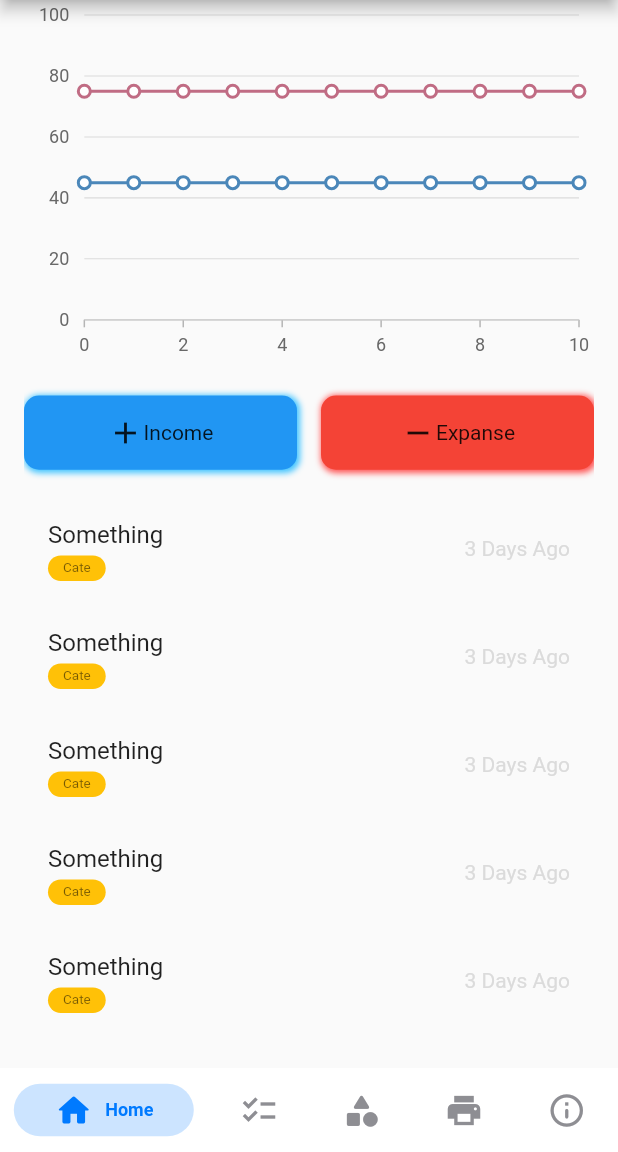
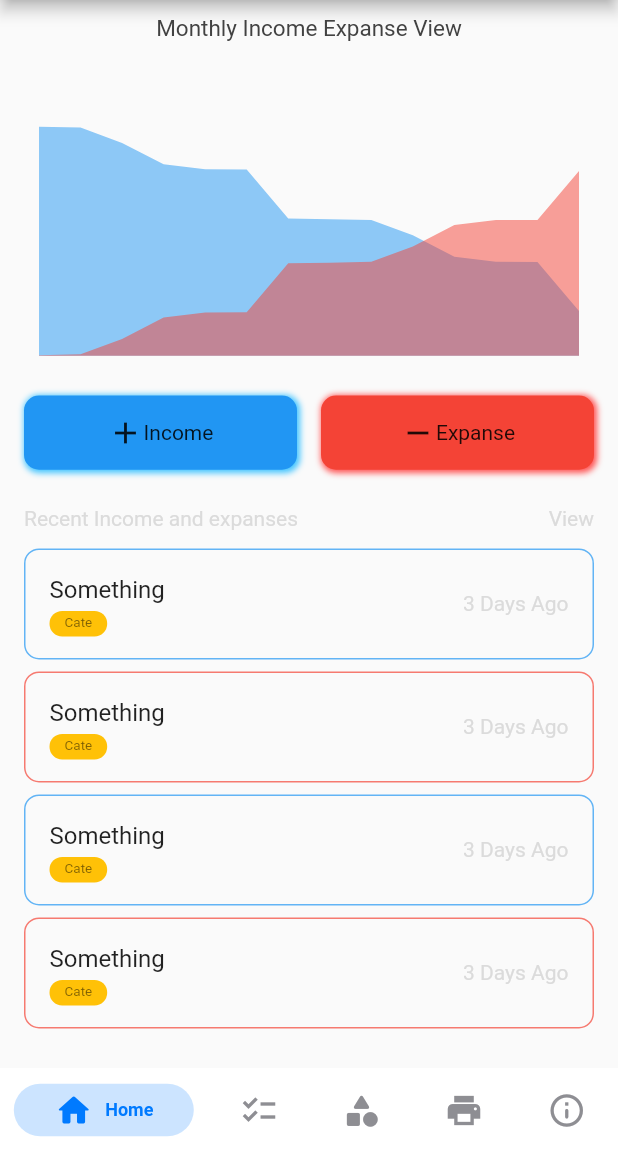
Before and after one commit to shamrat1/expanse_manager_app, a Flutter app: the screen it shows after launch, on a phone screen of 412 x 824 dp, the part 84-1236 px from its top. Run offline on Flutter 3.47's test engine with Material 2 defaults, Android fonts, the phone set to English and light mode, and no system bars; drawn by our look-alikes of persistent_bottom_nav_bar; our stand-ins replace get, syncfusion_flutter_charts.

Commit message:
Design update

```diff
--- a/lib/views/screens/home_page.dart
+++ b/lib/views/screens/home_page.dart
@@ -1,7 +1,10 @@
 import 'dart:math';
 
 import 'package:expanse_manager/app/controllers/HomeController.dart';
+import 'package:expanse_manager/views/screens/todo.dart';
+import 'package:expanse_manager/views/screens/transactions_page.dart';
 import 'package:expanse_manager/views/widgets/custom_appbar.dart';
+import 'package:expanse_manager/views/widgets/transaction_item_tile.dart';
 import 'package:flutter/material.dart';
 import 'package:get/get.dart';
 import 'package:syncfusion_flutter_charts/charts.dart';
@@ -45,6 +48,7 @@ class _HomePageState extends State<HomePage> {
                 Container(
                   height: Get.height * .30,
                   width: Get.width,
+                  // color: Colors.amber,
                   child: _buildAnimationSplineChart(),
                 ),
                 Container(
@@ -112,40 +116,46 @@ class _HomePageState extends State<HomePage> {
                   }),
                 ),
                 Container(
-                    height:
-                        Get.height * .60 - MediaQuery.of(context).padding.top,
+                  margin: EdgeInsets.symmetric(vertical: 8),
+                  child: Row(
+                    mainAxisAlignment: MainAxisAlignment.spaceBetween,
+                    children: [
+                      const Text(
+                        "Recent Income and expanses",
+                        style: TextStyle(
+                          color: Color(0xffdbdbdb),
+                          fontSize: 14,
+                        ),
+                      ),
+                      InkWell(
+                        onTap: () => Get.to(TransactionsPage()),
+                        child: const Text(
+                          "View",
+                          style:
+                              TextStyle(color: Color(0xffdbdbdb), fontSize: 14),
+                        ),
+                      )
+                    ],
+                  ),
+                ),
+                Container(
+                  // height: Get.height * .60 - MediaQuery.of(context).padding.top,
                   width: Get.width,
                   // color: Colors.greenAccent,
-                    child: ListView.builder(
-                        itemCount: 5,
-                        itemBuilder: (context, index) {
-                          // ignore: prefer_const_constructors
-                          return ListTile(
-                            title: const Text("Something"),
-                            subtitle: Row(
+                  child: Column(
                     children: [
-                                Container(
-                                  padding: const EdgeInsets.symmetric(
-                                    vertical: 3,
-                                    horizontal: 10,
-                                  ),
-                                  decoration: BoxDecoration(
-                                    color: Colors.amber,
-                                    borderRadius: BorderRadius.circular(10),
-                                  ),
-                                  child: const Text(
-                                    "Cate",
-                                    style: TextStyle(fontSize: 9),
+                      for (var i = 0; i < 4; i++)
+                        Padding(
+                          padding: const EdgeInsets.symmetric(vertical: 4.0),
+                          child: TransactionItemTile(
+                            type: i % 2 == 0
+                                ? TransactionType.INCOME
+                                : TransactionType.EXPANSE,
                           ),
                         ),
                     ],
                   ),
-                            trailing: const Text(
-                              "3 Days Ago",
-                              style: TextStyle(color: Color(0xffdbdbdb)),
                 ),
-                          );
-                        })),
               ],
             ),
           );
@@ -154,40 +164,49 @@ class _HomePageState extends State<HomePage> {
     );
   }
 
-  /// get the random value
-  int _getRandomInt(int min, int max) {
-    final Random random = Random();
-    return min + random.nextInt(max - min);
-  }
-
   /// get the spline chart sample with dynamically updated data points.
   SfCartesianChart _buildAnimationSplineChart() {
     return SfCartesianChart(
       plotAreaBorderWidth: 0,
-        primaryXAxis:
-            NumericAxis(majorGridLines: const MajorGridLines(width: 0)),
+      // backgroundColor: Colors.amber,
+      title: ChartTitle(text: "Monthly Income Expanse View"),
+      primaryXAxis: NumericAxis(
+          majorGridLines: const MajorGridLines(width: 0), isVisible: false),
       primaryYAxis: NumericAxis(
         majorTickLines: const MajorTickLines(color: Colors.transparent),
         axisLine: const AxisLine(width: 0),
         minimum: 0,
-            maximum: 100),
-        series: _getDefaultSplineSeries());
+        maximum: 10000,
+        isVisible: false,
+      ),
+
+      // palette: [
+      //   Colors.blue.shade300,
+      //   Colors.red.shade300,
+      // ],
+      series: _getDefaultSplineSeries(),
+    );
   }
 
   /// get the spline series sample with dynamically updated data points.
-  List<SplineSeries<_ChartData, num>> _getDefaultSplineSeries() {
-    return <SplineSeries<_ChartData, num>>[
-      SplineSeries<_ChartData, num>(
+  List<AreaSeries<_ChartData, num>> _getDefaultSplineSeries() {
+    return <AreaSeries<_ChartData, num>>[
+      AreaSeries<_ChartData, num>(
+          color: Colors.blue.withOpacity(0.5),
           dataSource: _incomeData!,
           xValueMapper: (_ChartData sales, _) => sales.x,
           yValueMapper: (_ChartData sales, _) => sales.y,
-        markerSettings: const MarkerSettings(isVisible: true),
-      ),
-      SplineSeries<_ChartData, num>(
+          markerSettings: const MarkerSettings(isVisible: false),
+          onPointTap: (ChartPointDetails details) {
+            Get.snackbar("Income", details.pointIndex.toString(),
+                snackPosition: SnackPosition.BOTTOM);
+          }),
+      AreaSeries<_ChartData, num>(
+        color: Colors.red.withOpacity(0.5),
         dataSource: _expanseData!,
         xValueMapper: (_ChartData sales, _) => sales.x,
         yValueMapper: (_ChartData sales, _) => sales.y,
-        markerSettings: const MarkerSettings(isVisible: true),
+        markerSettings: const MarkerSettings(isVisible: false),
       ),
     ];
   }
@@ -201,13 +220,33 @@ class _HomePageState extends State<HomePage> {
 
   //Get the random data points
   void _getChartData() {
+    var income = 7500;
+    var expanses = [
+      20,
+      30,
+      500,
+      700,
+      163,
+      5,
+      1600,
+      20,
+      30,
+      500,
+      700,
+      163,
+      5,
+      1600
+    ];
+
     _incomeData = <_ChartData>[];
-    for (int i = 0; i < 11; i++) {
-      _incomeData!.add(_ChartData(i, _getRandomInt(15, 85)));
-    }
+    var totalExpanse = 0;
     _expanseData = <_ChartData>[];
-    for (int i = 0; i < 11; i++) {
-      _expanseData!.add(_ChartData(i, _getRandomInt(5, 80)));
+
+    for (int i = 0; i < expanses.length; i++) {
+      income = income - expanses[i];
+      totalExpanse += expanses[i];
+      _incomeData!.add(_ChartData(i, income));
+      _expanseData!.add(_ChartData(i, totalExpanse));
     }
   }
 }
--- /dev/null
+++ b/lib/views/widgets/transaction_item_tile.dart
@@ -0,0 +1,48 @@
+import 'package:flutter/material.dart';
+
+enum TransactionType { INCOME, EXPANSE }
+
+class TransactionItemTile extends StatelessWidget {
+  const TransactionItemTile({
+    Key? key,
+    required this.type,
+  }) : super(key: key);
+  final TransactionType type;
+
+  @override
+  Widget build(BuildContext context) {
+    return ListTile(
+      shape: RoundedRectangleBorder(
+        borderRadius: BorderRadius.circular(10),
+        side: BorderSide(
+          color: this.type == TransactionType.EXPANSE
+              ? Colors.red.withOpacity(0.7)
+              : Colors.blue.withOpacity(0.7),
+        ),
+      ),
+      title: const Text("Something"),
+      subtitle: Row(
+        children: [
+          Container(
+            padding: const EdgeInsets.symmetric(
+              vertical: 3,
+              horizontal: 10,
+            ),
+            decoration: BoxDecoration(
+              color: Colors.amber,
+              borderRadius: BorderRadius.circular(10),
+            ),
+            child: const Text(
+              "Cate",
+              style: TextStyle(fontSize: 9),
+            ),
+          ),
+        ],
+      ),
+      trailing: const Text(
+        "3 Days Ago",
+        style: TextStyle(color: Color(0xffdbdbdb)),
+      ),
+    );
+  }
+}
```
Also changed, not shown: lib/views/screens/todo.dart (+17 -1 lines), lib/views/screens/transactions_page.dart (added, +34 -0 lines), lib/views/widgets/todo_item_tile.dart (added, +45 -0 lines). Lines whose indentation alone changed are shown as unchanged.
